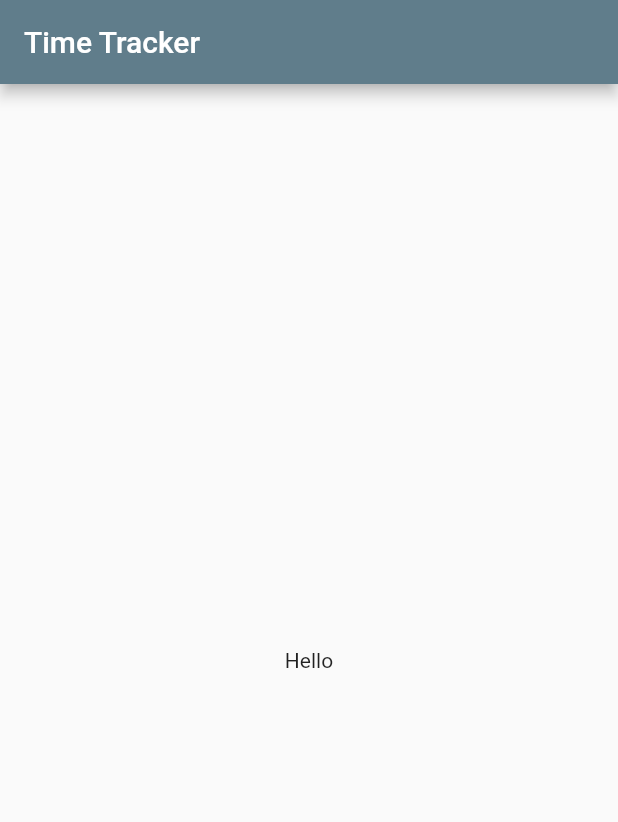
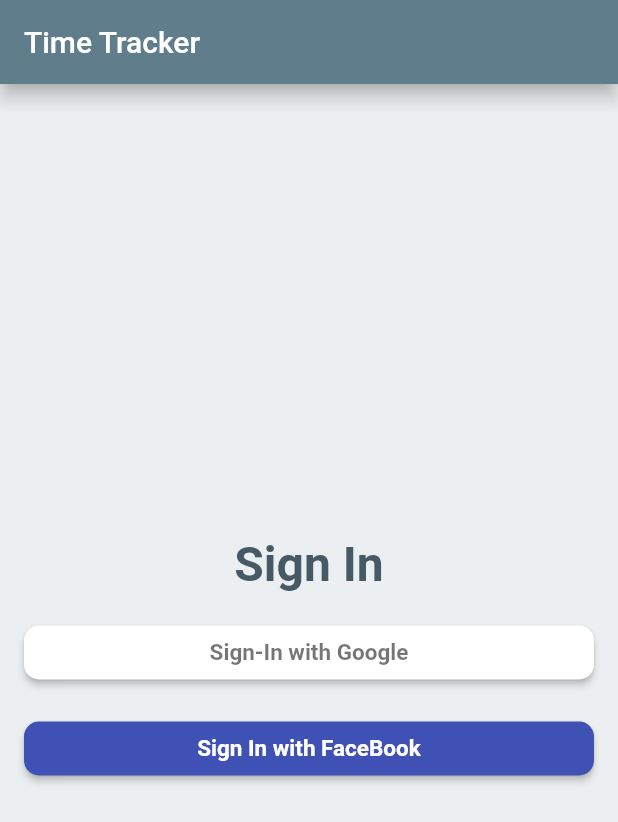
Before and after one commit to Bhupendrapt5/time_tracker_flutter, a Flutter app: the screen it shows after launch, on a phone screen of 412 x 824 dp. Shown: the top 822 px of the screen. Run offline on Flutter 3.47's test engine with Material 2 defaults, Android fonts, the phone set to English and light mode, and no system bars.

Commit message:
Added custom button

```diff
--- /dev/null
+++ b/lib/app/sign_in/sign_in_button.dart
@@ -0,0 +1,22 @@
+import 'package:flutter/material.dart';
+import 'package:time_tracker/app/custom_widgts/custom_raised_button.dart';
+
+class SignInButton extends CustomRaisedButton {
+  SignInButton({
+    String text,
+    Color color,
+    Color textColor,
+    VoidCallback onPressed,
+  }) : super(
+          child: Text(
+            text,
+            style: TextStyle(
+              color: textColor,
+              fontSize: 15,
+              fontWeight: FontWeight.w600,
+            ),
+          ),
+          color: color,
+          onPressed: onPressed,
+        );
+}
--- a/lib/app/sign_in/sign_in_screen.dart
+++ b/lib/app/sign_in/sign_in_screen.dart
@@ -1,4 +1,6 @@
 import 'package:flutter/material.dart';
+import 'package:time_tracker/app/custom_widgts/custom_raised_button.dart';
+import 'package:time_tracker/app/sign_in/sign_in_button.dart';
 
 class SignInScreen extends StatelessWidget {
   @override
@@ -6,10 +8,59 @@ class SignInScreen extends StatelessWidget {
     return Scaffold(
       appBar: AppBar(
         title: Text('Time Tracker'),
+        elevation: 5,
       ),
-      body: Center(
-        child: Text('Hello'),
+      body: _buildContent(),
+      backgroundColor: Colors.blueGrey.shade50,
+    );
+  }
+
+  Widget _buildContent() {
+    return Container(
+      padding: const EdgeInsets.all(16),
+      child: Column(
+        crossAxisAlignment: CrossAxisAlignment.stretch,
+        mainAxisAlignment: MainAxisAlignment.center,
+        children: [
+          Text(
+            'Sign In',
+            textAlign: TextAlign.center,
+            style: TextStyle(
+              fontSize: 32,
+              color: Colors.blueGrey.shade700,
+              fontWeight: FontWeight.w600,
+            ),
+          ),
+          SizedBox(
+            height: 16,
+          ),
+          SignInButton(
+            color: Colors.white,
+            onPressed: _signInWithGoogle,
+            text: 'Sign-In with Google',
+            textColor: Colors.black54,
+          ),
+          SizedBox(
+            height: 16,
+          ),
+          SignInButton(
+            color: Colors.indigo,
+            onPressed: _signInWithFaceBook,
+            text: 'Sign In with FaceBook',
+            textColor: Colors.white,
+          ),
+        ],
       ),
     );
   }
+
+  void _signInWithGoogle() {
+    //TODO: Implement Google Sign-In
+    print('Google Sign In');
+  }
+
+  void _signInWithFaceBook() {
+    //TODO: Implement Google Sign-In
+    print('Facebook Sign In');
+  }
 }
```
Also changed, not shown: lib/app/custom_widgts/custom_raised_button.dart (added, +29 -0 lines).
